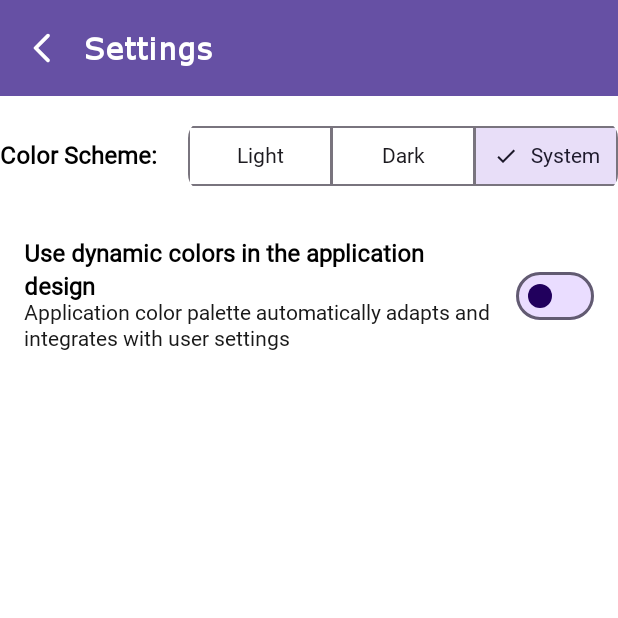
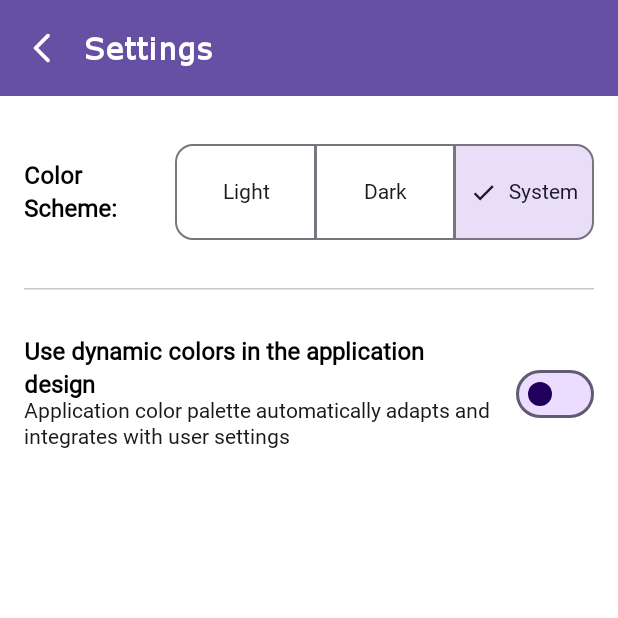
Before and after one commit to dragontino/CurrencyConverter, an Android app built with Jetpack Compose: the settings screen opened through its navigation route, on a phone screen of 412 x 824 dp, the top half of it. Run offline under Robolectric (Android 15) with nearby library versions, the phone set to English and light mode, and no system bars.

```diff
--- a/app/src/main/kotlin/com/currencyconverter/app/ui/screens/SettingsScreen.kt
+++ b/app/src/main/kotlin/com/currencyconverter/app/ui/screens/SettingsScreen.kt
@@ -1,7 +1,7 @@
 package com.currencyconverter.app.ui.screens
 
+import android.os.Build
 import androidx.compose.foundation.layout.Arrangement
-import androidx.compose.foundation.layout.Box
 import androidx.compose.foundation.layout.Column
 import androidx.compose.foundation.layout.Row
 import androidx.compose.foundation.layout.fillMaxSize
@@ -9,10 +9,12 @@ import androidx.compose.foundation.layout.fillMaxWidth
 import androidx.compose.foundation.layout.padding
 import androidx.compose.foundation.rememberScrollState
 import androidx.compose.foundation.selection.toggleable
+import androidx.compose.foundation.shape.CornerSize
 import androidx.compose.foundation.verticalScroll
 import androidx.compose.material.icons.Icons
 import androidx.compose.material.icons.rounded.ArrowBackIosNew
 import androidx.compose.material3.ExperimentalMaterial3Api
+import androidx.compose.material3.HorizontalDivider
 import androidx.compose.material3.Icon
 import androidx.compose.material3.IconButton
 import androidx.compose.material3.MaterialTheme
@@ -32,8 +34,10 @@ import androidx.compose.ui.graphics.RectangleShape
 import androidx.compose.ui.res.stringResource
 import androidx.compose.ui.semantics.Role
 import androidx.compose.ui.text.font.FontWeight
+import androidx.compose.ui.text.style.TextOverflow
 import androidx.compose.ui.unit.dp
 import com.currencyconverter.app.R
+import com.currencyconverter.app.util.title
 import com.currencyconverter.app.viewmodel.SettingsViewModel
 import com.currencyconverter.domain.model.ColorScheme
 
@@ -74,9 +78,9 @@ fun SettingsScreen(
         containerColor = MaterialTheme.colorScheme.background
     ) { contentPadding ->
         Column(
-            verticalArrangement = Arrangement.spacedBy(16.dp),
             horizontalAlignment = Alignment.CenterHorizontally,
             modifier = Modifier
+                .padding(horizontal = 16.dp)
                 .padding(top = 16.dp)
                 .padding(contentPadding)
                 .fillMaxSize()
@@ -84,34 +88,51 @@ fun SettingsScreen(
         ) {
             Row(
                 verticalAlignment = Alignment.CenterVertically,
-                horizontalArrangement = Arrangement.SpaceBetween,
+                horizontalArrangement = Arrangement.spacedBy(8.dp),
                 modifier = Modifier.fillMaxWidth()
             ) {
                 Text(
                     text = stringResource(R.string.color_scheme) + ":",
                     style = MaterialTheme.typography.bodyMedium,
                     fontWeight = FontWeight.Bold,
-                    color = MaterialTheme.colorScheme.onBackground
+                    color = MaterialTheme.colorScheme.onBackground,
+                    modifier = Modifier.weight(1f)
                 )
 
-                Box(
-                    contentAlignment = Alignment.Center,
-                    modifier = Modifier.clip(MaterialTheme.shapes.medium)
-                ) {
-                    SingleChoiceSegmentedButtonRow {
-                        ColorScheme.entries.forEach { scheme ->
+                SingleChoiceSegmentedButtonRow(modifier = Modifier.weight(3f)) {
+                    ColorScheme.entries.forEachIndexed { index, scheme ->
+                        val shape = when (index) {
+                            0 -> MaterialTheme.shapes.medium.copy(
+                                topEnd = CornerSize(0),
+                                bottomEnd = CornerSize(0)
+                            )
+                            ColorScheme.entries.lastIndex -> MaterialTheme.shapes.medium.copy(
+                                topStart = CornerSize(0),
+                                bottomStart = CornerSize(0)
+                            )
+                            else -> RectangleShape
+                        }
+
                         SegmentedButton(
                             selected = scheme == viewModel.settings.scheme,
                             onClick = { viewModel.updateScheme(scheme) },
-                                shape = RectangleShape
+                            shape = shape,
+                            modifier = Modifier.padding(vertical = 16.dp)
                         ) {
-                                Text(scheme.name, style = MaterialTheme.typography.bodySmall)
-                            }
+                            Text(
+                                text = scheme.title,
+                                style = MaterialTheme.typography.bodySmall,
+                                maxLines = 1,
+                                overflow = TextOverflow.Ellipsis,
+                                modifier = Modifier.padding(vertical = 16.dp)
+                            )
                         }
                     }
                 }
             }
 
+            if (Build.VERSION.SDK_INT >= Build.VERSION_CODES.S) {
+                HorizontalDivider(modifier = Modifier.padding(vertical = 16.dp))
 
                 Row(
                     verticalAlignment = Alignment.CenterVertically,
@@ -122,7 +143,7 @@ fun SettingsScreen(
                             role = Role.Switch,
                             onValueChange = viewModel::updateDynamicColor
                         )
-                    .padding(16.dp)
+                        .padding(vertical = 16.dp)
                         .fillMaxWidth()
                 ) {
                     Column(modifier = Modifier.weight(2f)) {
@@ -156,3 +177,4 @@ fun SettingsScreen(
             }
         }
     }
+}
--- a/app/src/main/kotlin/com/currencyconverter/app/util/Utils.kt
+++ b/app/src/main/kotlin/com/currencyconverter/app/util/Utils.kt
@@ -2,10 +2,13 @@ package com.currencyconverter.app.util
 
 import android.content.res.Configuration
 import android.content.res.Resources
+import android.os.Build
+import android.os.Bundle
 import androidx.compose.runtime.Composable
 import androidx.compose.ui.graphics.Color
 import androidx.compose.ui.res.stringResource
 import com.currencyconverter.app.R
+import com.currencyconverter.domain.model.ColorScheme
 import com.currencyconverter.domain.model.Currency
 
 val Color.reversed: Color
@@ -26,3 +29,18 @@ val Currency.title: String
     Currency.Dram -> stringResource(R.string.dram)
     Currency.Lira -> stringResource(R.string.lira)
 }
+
+
+val ColorScheme.title: String
+@Composable get() = when (this) {
+    ColorScheme.Light -> stringResource(R.string.light_scheme)
+    ColorScheme.Dark -> stringResource(R.string.dark_scheme)
+    ColorScheme.System -> stringResource(R.string.system_scheme)
+}
+
+
+@Suppress("DEPRECATION")
+inline fun <reified T : Any> Bundle.extractParcelable(key: String): T? = when {
+    Build.VERSION.SDK_INT >= Build.VERSION_CODES.TIRAMISU -> getParcelable(key, T::class.java)
+    else -> getParcelable(key)
+}
--- a/app/src/main/res/values/strings.xml
+++ b/app/src/main/res/values/strings.xml
@@ -5,12 +5,17 @@
     <string name="to_currency_title">Target currency</string>
     <string name="convert_action">Convert</string>
     <string name="amount_placeholder">Amount to convert</string>
+    <string name="result_text">Conversion rate (as of %s):</string>
+    <string name="result_title">Conversion result</string>
 
     <!--  Settings Screen  -->
     <string name="dynamic_color">Use dynamic colors in the application design</string>
     <string name="dynamic_color_desc">Application color palette automatically adapts and integrates with user settings</string>
     <string name="save">Save</string>
     <string name="color_scheme">Color Scheme</string>
+    <string name="light_scheme">Light</string>
+    <string name="dark_scheme">Dark</string>
+    <string name="system_scheme">System</string>
 
     <!--  Currencies  -->
     <string name="ruble">Russian Ruble</string>
--- a/domain/build.gradle.kts
+++ b/domain/build.gradle.kts
@@ -1,6 +1,7 @@
 plugins {
     alias(libs.plugins.android.library)
     alias(libs.plugins.jetbrains.kotlin.android)
+    id("kotlin-parcelize")
 }
 
 android {
--- a/domain/src/main/kotlin/com/currencyconverter/domain/model/ConversionQuery.kt
+++ b/domain/src/main/kotlin/com/currencyconverter/domain/model/ConversionQuery.kt
@@ -1,7 +1,11 @@
 package com.currencyconverter.domain.model
 
+import android.os.Parcelable
+import kotlinx.parcelize.Parcelize
+
+@Parcelize
 data class ConversionQuery(
     val from: Currency,
     val to: Currency,
     val amount: Double
-)
+) : Parcelable
--- a/domain/src/main/kotlin/com/currencyconverter/domain/model/ConversionResponse.kt
+++ b/domain/src/main/kotlin/com/currencyconverter/domain/model/ConversionResponse.kt
@@ -1,10 +1,13 @@
 package com.currencyconverter.domain.model
 
+import android.os.Parcelable
+import kotlinx.parcelize.Parcelize
 import java.util.Date
 
+@Parcelize
 data class ConversionResponse(
     val query: ConversionQuery,
     val rate: Double,
     val date: Date?,
     val resultAmount: Double
-)
+) : Parcelable
--- a/gradle/libs.versions.toml
+++ b/gradle/libs.versions.toml
@@ -1,6 +1,6 @@
 [versions]
 agp = "8.5.1"
-converterGson = "2.9.0"
+converterGson = "2.10.0"
 datastorePreferences = "1.1.1"
 kotlin = "1.9.24"
 kspPlugin = "1.9.24-1.0.20"
@@ -16,7 +16,7 @@ appcompat = "1.7.0"
 material = "1.12.0"
 navigationCompose = "2.7.7"
 dagger = "2.51.1"
-retrofit = "2.9.0"
+retrofit = "2.10.0"
 
 [libraries]
 androidx-core-ktx = { group = "androidx.core", name = "core-ktx", version.ref = "coreKtx" }
```
Also changed, not shown: app/src/main/kotlin/com/currencyconverter/app/ui/screens/AppScreens.kt (+39 -9 lines), app/src/main/kotlin/com/currencyconverter/app/ui/screens/MainScreen.kt (+13 -24 lines), app/src/main/kotlin/com/currencyconverter/app/ui/screens/NavigationScreen.kt (+48 -5 lines), app/src/main/kotlin/com/currencyconverter/app/ui/screens/ResultScreen.kt (added, +134 -0 lines), app/src/main/kotlin/com/currencyconverter/app/viewmodel/MainViewModel.kt (+2 -10 lines), 1 other file. Lines whose indentation alone changed are shown as unchanged.
